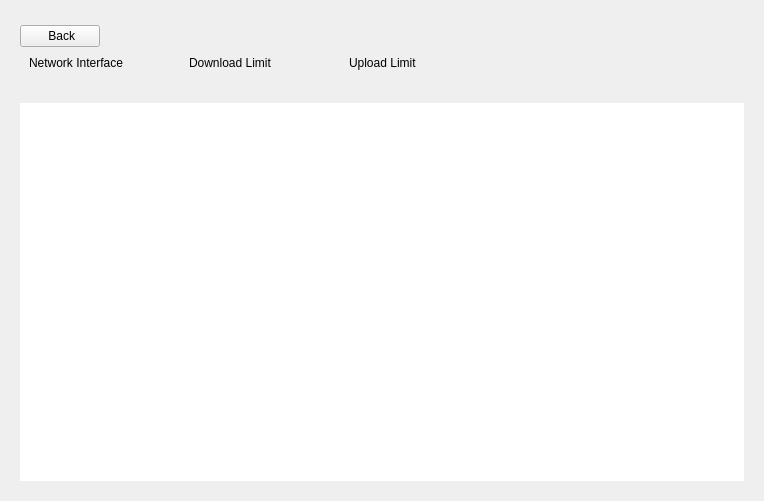
The window that stacer/Pages/Dashboard/dashboard_page.ui (twardakm/Stacer) describes before a commit, drawn with Qt 5.
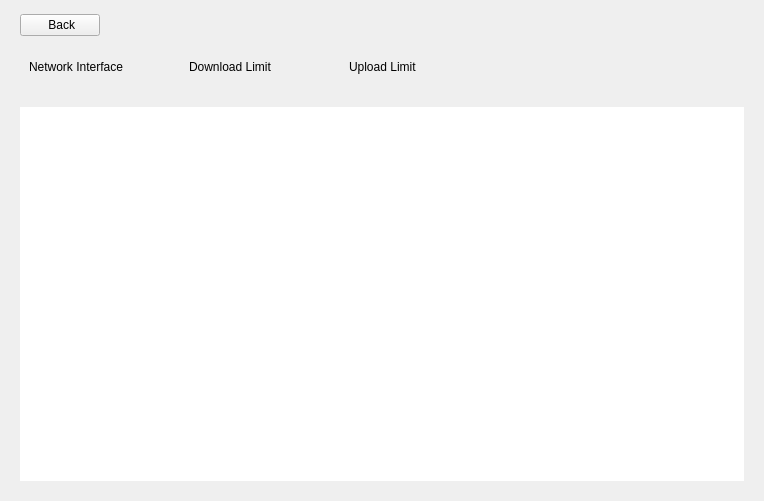
The same window after the commit. Icons and pictures are not drawn.

Commit message: networks limit updates while switching page

Diff of the .ui file:
```diff
--- a/stacer/Pages/Dashboard/dashboard_page.ui
+++ b/stacer/Pages/Dashboard/dashboard_page.ui
@@ -20,6 +20,12 @@
    <string notr="true">Form</string>
   </property>
   <layout class="QGridLayout" name="gridLayout">
+   <property name="topMargin">
+    <number>0</number>
+   </property>
+   <property name="verticalSpacing">
+    <number>30</number>
+   </property>
    <item row="0" column="0">
     <widget class="QStackedWidget" name="stackedWidget">
      <property name="currentIndex">
@@ -345,6 +351,9 @@
             <property name="spacing">
              <number>30</number>
             </property>
+            <property name="topMargin">
+             <number>15</number>
+            </property>
             <item>
              <layout class="QGridLayout" name="gridLayout_2" columnminimumwidth="130,130,130,0">
               <property name="leftMargin">
```
Left out of the diff: 40 changed lines with no effect on the pictures. The commit also changes 6 other files.
